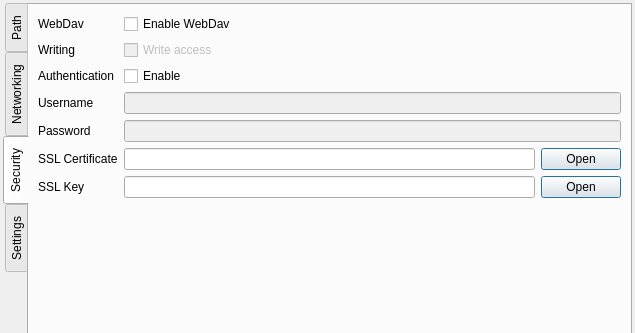
This is qweborf/qweborf/main.ui in ltworf/weborf as Qt 5 draws it before an edit; both pictures show x 0 to 635 and y 0 to 333 of the 635 by 723 pixel window. The edited form follows.
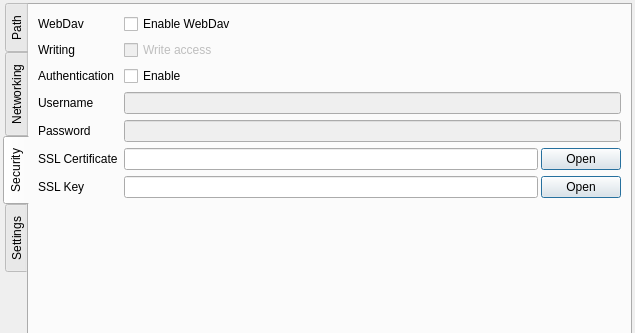
This is the edited form. The open tabs and pages were chosen to show the change. Icons and pictures are not drawn.

Commit message: Reduce layout spacing

What changed in the file:
```diff
--- a/qweborf/qweborf/main.ui
+++ b/qweborf/qweborf/main.ui
@@ -304,6 +304,9 @@
          </item>
          <item row="5" column="1">
           <layout class="QHBoxLayout" name="horizontalLayout_6">
+           <property name="spacing">
+            <number>3</number>
+           </property>
            <item>
             <widget class="QLineEdit" name="txtCert">
              <property name="toolTip">
@@ -328,6 +331,9 @@
          </item>
          <item row="6" column="1">
           <layout class="QHBoxLayout" name="horizontalLayout_7">
+           <property name="spacing">
+            <number>3</number>
+           </property>
            <item>
             <widget class="QLineEdit" name="txtKey">
              <property name="toolTip">
```
Left out of the diff: 3 changed lines with no effect on the pictures.
